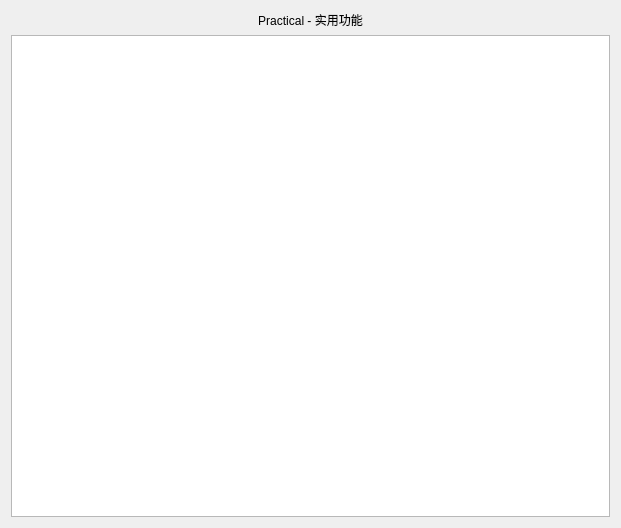
The window that app/src/qtmodules/QtPractical/Forms/QDAPracticalDialog.ui (coder4869/DevAssistant) describes before a commit, drawn with Qt 5.
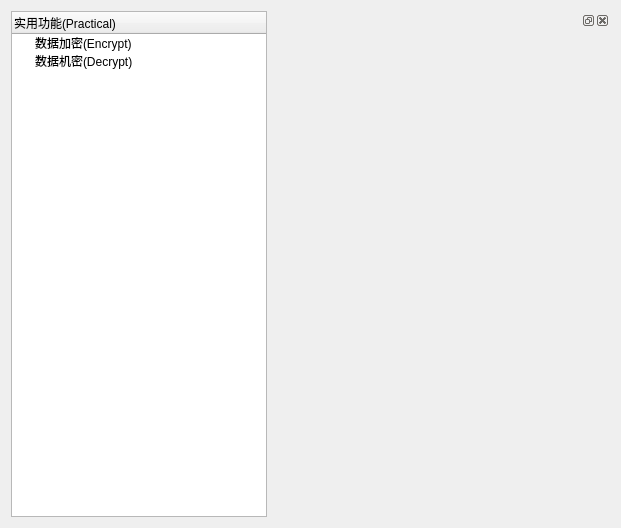
The same window after the commit.

Diff of the .ui file:
```diff
--- a/app/src/qtmodules/QtPractical/Forms/QDAPracticalDialog.ui
+++ b/app/src/qtmodules/QtPractical/Forms/QDAPracticalDialog.ui
@@ -15,17 +15,34 @@
   </property>
   <layout class="QGridLayout" name="gridLayout">
    <item row="0" column="0">
-    <widget class="QLabel" name="titleLabel">
-     <property name="text">
-      <string>Practical - 实用功能</string>
+    <widget class="QTreeWidget" name="optionsTreeWidget">
+     <property name="sizePolicy">
+      <sizepolicy hsizetype="Preferred" vsizetype="Expanding">
+       <horstretch>0</horstretch>
+       <verstretch>0</verstretch>
+      </sizepolicy>
      </property>
-     <property name="alignment">
-      <set>Qt::AlignCenter</set>
-     </property>
+     <column>
+      <property name="text">
+       <string>实用功能(Practical)</string>
+      </property>
+     </column>
+     <item>
+      <property name="text">
+       <string>数据加密(Encrypt)</string>
+      </property>
+     </item>
+     <item>
+      <property name="text">
+       <string>数据机密(Decrypt)</string>
+      </property>
+     </item>
     </widget>
    </item>
-   <item row="1" column="0">
-    <widget class="QListWidget" name="practicalListWidget"/>
+   <item row="0" column="1">
+    <widget class="QDockWidget" name="dockWidget">
+     <widget class="QWidget" name="dockWidgetContents"/>
+    </widget>
    </item>
   </layout>
  </widget>
```
